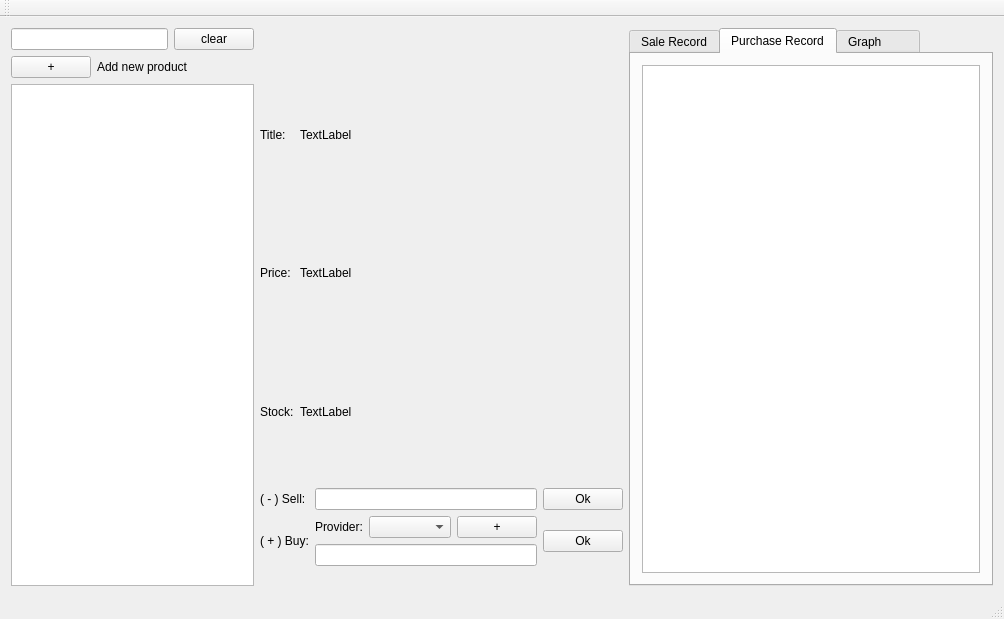
This is psms/mainwindow.ui in pangboww/psms as Qt 5 draws it before an edit. The edited form follows.
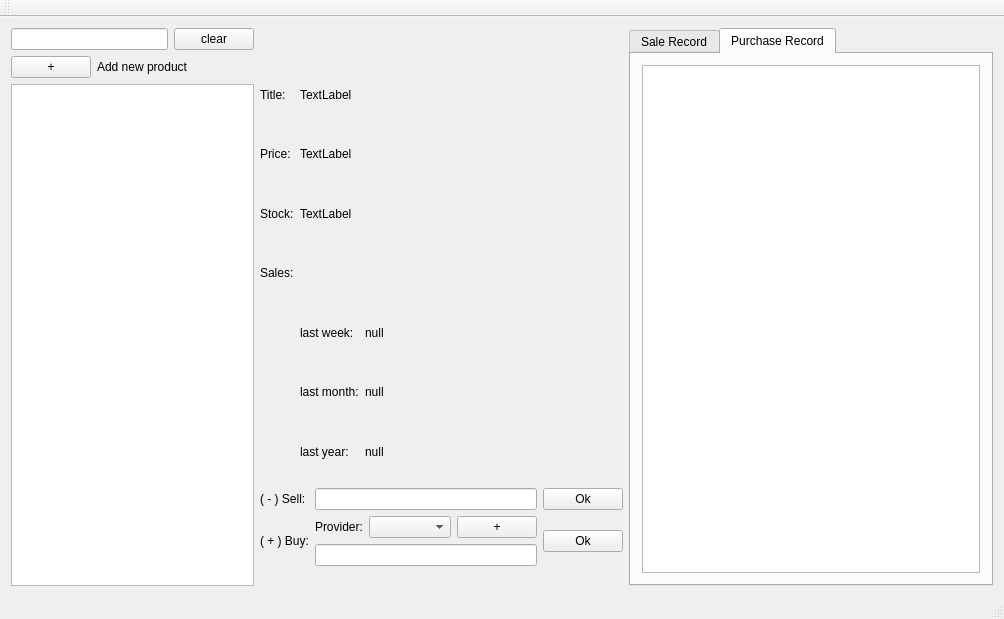
This is the edited form.

Commit message: add show total sale

Diff of the .ui file:
```diff
--- a/psms/mainwindow.ui
+++ b/psms/mainwindow.ui
@@ -104,6 +104,34 @@
         </item>
         <item>
          <layout class="QGridLayout" name="gridLayout_2">
+          <item row="4" column="2">
+           <widget class="QLabel" name="label_last_week">
+            <property name="text">
+             <string>null</string>
+            </property>
+           </widget>
+          </item>
+          <item row="3" column="0">
+           <widget class="QLabel" name="label_6">
+            <property name="text">
+             <string>Sales:</string>
+            </property>
+           </widget>
+          </item>
+          <item row="5" column="1">
+           <widget class="QLabel" name="label_8">
+            <property name="text">
+             <string>last month:</string>
+            </property>
+           </widget>
+          </item>
+          <item row="5" column="2">
+           <widget class="QLabel" name="label_last_month">
+            <property name="text">
+             <string>null</string>
+            </property>
+           </widget>
+          </item>
           <item row="1" column="2">
            <spacer name="horizontalSpacer">
             <property name="orientation">
@@ -177,6 +205,27 @@
             </property>
            </widget>
           </item>
+          <item row="4" column="1">
+           <widget class="QLabel" name="label_7">
+            <property name="text">
+             <string>last week:</string>
+            </property>
+           </widget>
+          </item>
+          <item row="6" column="1">
+           <widget class="QLabel" name="label_10">
+            <property name="text">
+             <string>last year:</string>
+            </property>
+           </widget>
+          </item>
+          <item row="6" column="2">
+           <widget class="QLabel" name="label_last_year">
+            <property name="text">
+             <string>null</string>
+            </property>
+           </widget>
+          </item>
          </layout>
         </item>
         <item>
@@ -246,6 +295,9 @@
       </item>
       <item>
        <widget class="QTabWidget" name="tabWidget">
+        <property name="enabled">
+         <bool>true</bool>
+        </property>
         <property name="currentIndex">
          <number>1</number>
         </property>
@@ -272,11 +324,6 @@
           </item>
          </layout>
         </widget>
-        <widget class="QWidget" name="GraphTab">
-         <attribute name="title">
-          <string>Graph        </string>
-         </attribute>
-        </widget>
        </widget>
       </item>
      </layout>
```
The commit also changes 5 other files.
